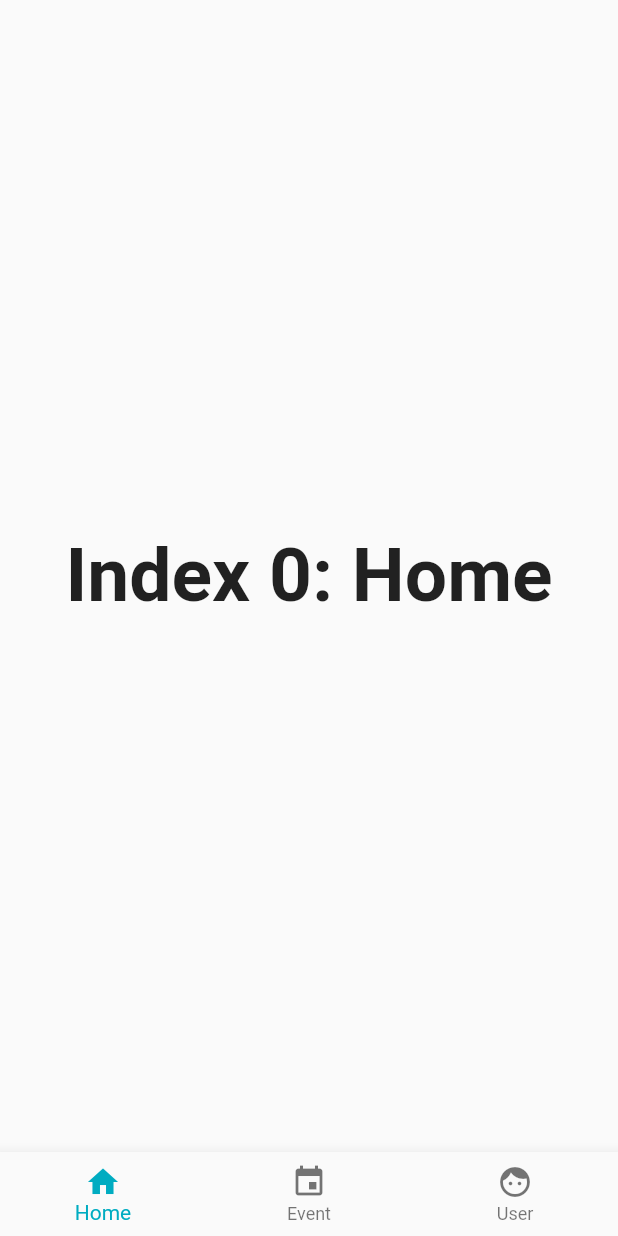
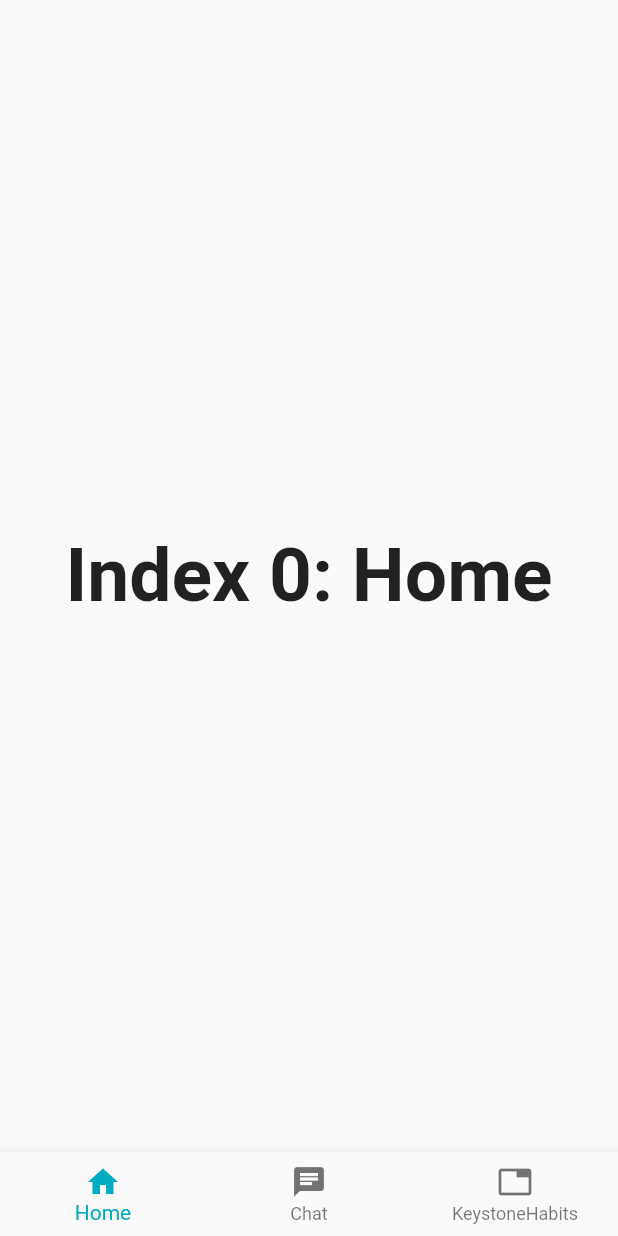
Before and after one commit to juansolo816/HabitsTracker, a Flutter app: the HomePage screen opened by its route, on a phone screen of 412 x 824 dp. Run offline on Flutter 3.47's test engine with Material 2 defaults, Android fonts, the phone set to English and light mode, and no system bars; missing offline and left inert: flutter_sparkline; project files that could hold a hidden picture were left out.

Commit message:
edited nav bar

```diff
--- a/lib/home.dart
+++ b/lib/home.dart
@@ -25,6 +25,10 @@ class _HomePageState extends State<HomePage> {
       'Index 2:',
       style: optionStyle,
     ),
+    Text(
+      'Index 3:',
+      style: optionStyle,
+    ),
   ];
 
   // Function to change index when button tap occurs: _onItemTapped()
@@ -34,6 +38,7 @@ class _HomePageState extends State<HomePage> {
     });
   }
 
+  // bottom nav bar code begins here
   @override
   Widget build(BuildContext context) {
     return Scaffold(
@@ -47,12 +52,12 @@ class _HomePageState extends State<HomePage> {
             title: Text('Home'),
           ),
           BottomNavigationBarItem(
-            icon: Icon(Icons.event),
-            title: Text('Event'),
+            icon: Icon(Icons.chat),
+            title: Text('Chat'),
           ),
           BottomNavigationBarItem(
-            icon: Icon(Icons.face),
-            title: Text('User'),
+            icon: Icon(Icons.tab),
+            title: Text('KeystoneHabits'),
           ),
         ],
         currentIndex: _selectedIndex,
```
